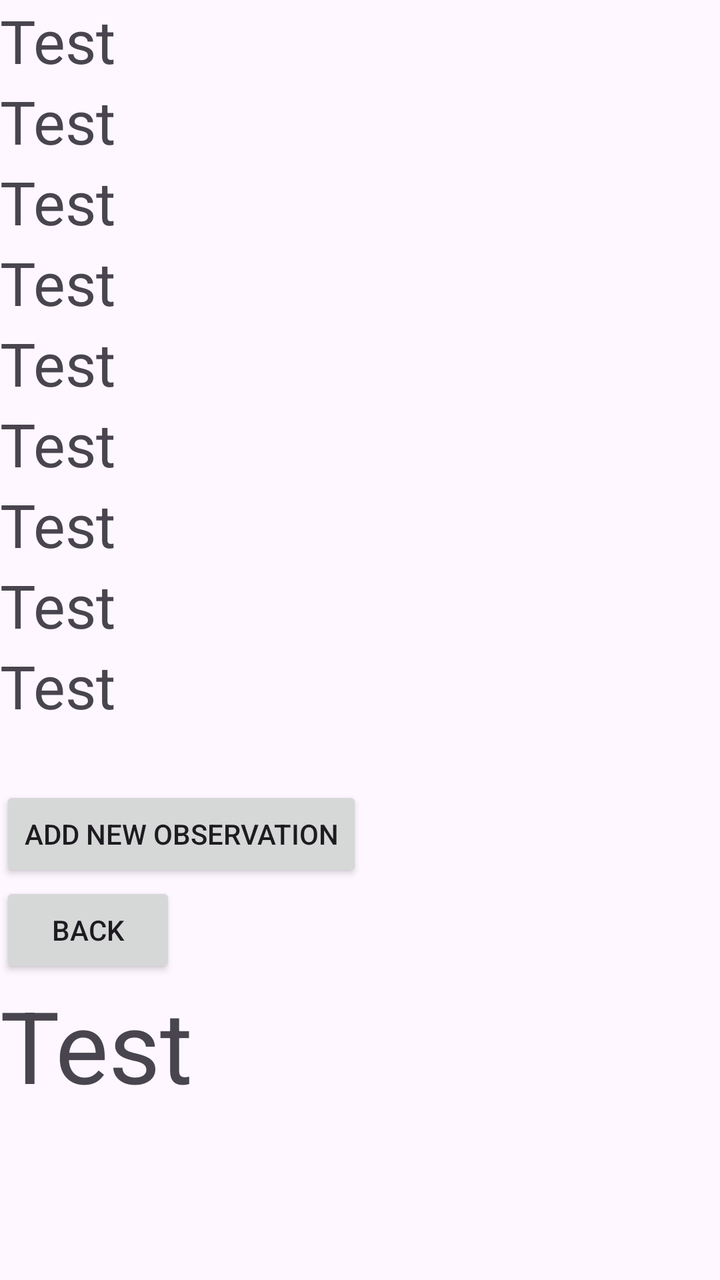
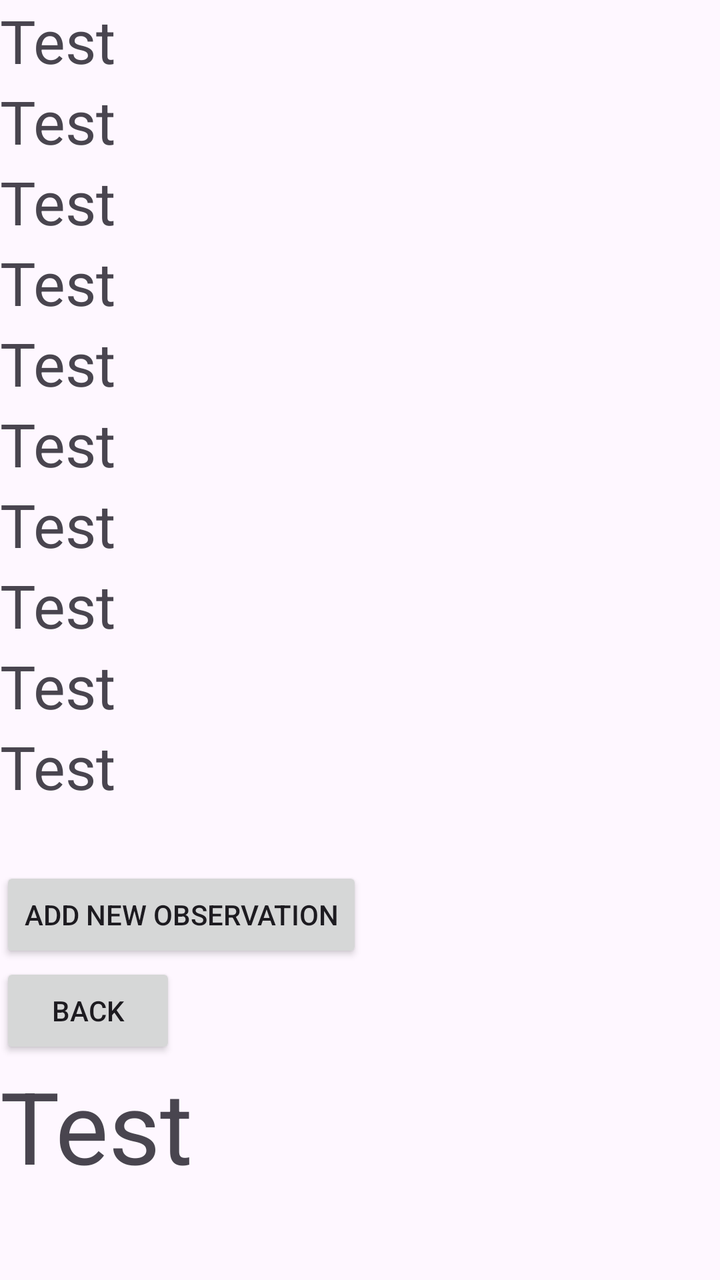

Screens rendered from an Android XML layout before and after an edit, with the pre-edit source and the edit as a unified diff.
<!-- AndroidManifest.xml: application theme Theme.MHIke -->
<!-- res/layout/activity_observation_list.xml -->
<?xml version="1.0" encoding="utf-8"?>
<androidx.constraintlayout.widget.ConstraintLayout xmlns:android="http://schemas.android.com/apk/res/android"
    xmlns:app="http://schemas.android.com/apk/res-auto"
    xmlns:tools="http://schemas.android.com/tools"
    android:layout_width="match_parent"
    android:layout_height="match_parent"
    tools:context=".ObservationListActivity">
<LinearLayout
    android:layout_width="match_parent"
    android:layout_height="match_parent"
    android:orientation="vertical"

    >

    




    <TextView
        android:id="@+id/lbl_Name1"
        android:textSize="30sp"
        android:text="Test"
        android:layout_width="wrap_content"
        android:layout_height="wrap_content"

        />

    <TextView
        android:id="@+id/lbl_Id1"
        android:textSize="30sp"
        android:text="Test"
        android:layout_width="wrap_content"
        android:layout_height="wrap_content"

        />



    <TextView
        android:id="@+id/lbl_Location1"
        android:textSize="30sp"
        android:text="Test"
        android:layout_width="wrap_content"
        android:layout_height="wrap_content"

        />

    <TextView
        android:id="@+id/lbl_Date1"
        android:textSize="30sp"
        android:text="Test"
        android:layout_width="wrap_content"
        android:layout_height="wrap_content"

        />

    <TextView
        android:id="@+id/lbl_Parking1"
        android:textSize="30sp"
        android:text="Test"
        android:layout_width="wrap_content"
        android:layout_height="wrap_content"

        />

    <TextView
        android:id="@+id/lbl_Length1"
        android:textSize="30sp"
        android:text="Test"
        android:layout_width="wrap_content"
        android:layout_height="wrap_content"

        />

    <TextView
        android:id="@+id/lbl_difficulty1"
        android:textSize="30sp"
        android:text="Test"
        android:layout_width="wrap_content"
        android:layout_height="wrap_content"

        />

    <TextView
        android:id="@+id/lbl_diff1"
        android:textSize="30sp"
        android:text="Test"
        android:layout_width="wrap_content"
        android:layout_height="wrap_content"

        />

    <TextView
        android:id="@+id/lbl_Description1"
        android:textSize="30sp"
        android:text="Test"
        android:layout_width="wrap_content"
        android:layout_height="wrap_content"

        />

    

    <LinearLayout
        android:layout_width="match_parent"
        android:layout_height="wrap_content"
        android:orientation="vertical"
        android:layout_marginTop="30dp"
        >
        <Button
            android:id="@+id/btn_AddNewObservation"
            android:layout_width="wrap_content"
            android:layout_height="wrap_content"
            android:text="Add New Observation"


            app:layout_constraintEnd_toEndOf="parent"
            app:layout_constraintStart_toEndOf="@+id/btn_Back"
            tools:layout_editor_absoluteY="50dp" />

        <Button
            android:id="@+id/btn_Back"
            android:layout_width="wrap_content"
            android:layout_height="wrap_content"

            android:text="Back"


            app:layout_constraintEnd_toStartOf="@+id/btn_AddNewObservation"
            app:layout_constraintStart_toStartOf="parent"
            tools:layout_editor_absoluteY="50dp" />

    </LinearLayout>



    <TextView
        android:id="@+id/txt_NoRecord"
        android:layout_width="wrap_content"
        android:layout_height="wrap_content"
        android:gravity="center"
        android:text="Test"
        android:textSize="50sp"
        android:visibility="visible"

        app:layout_constraintEnd_toEndOf="parent"
        app:layout_constraintStart_toStartOf="parent"
        app:layout_constraintTop_toTopOf="@+id/rec_ObservationList" />


    <androidx.recyclerview.widget.RecyclerView
        android:id="@+id/rec_ObservationList"
        android:layout_width="match_parent"
        android:layout_height="match_parent"
        android:layout_marginTop="50dp"

        />

</LinearLayout>



</androidx.constraintlayout.widget.ConstraintLayout>
<!-- resources referenced by this layout -->
<resources>
  <style name="Theme.MHIke" parent="Base.Theme.MHIke" />
  <style name="Base.Theme.MHIke" parent="Theme.Material3.DayNight.NoActionBar">
          
          
      </style>
</resources>

<!-- the commit's change to res/layout/activity_observation_list.xml (unified diff, before → after) -->
@@ -25,6 +25,17 @@
         android:layout_height="wrap_content"
 
         />
+
+
+    <TextView
+        android:id="@+id/lbl_W1"
+        android:textSize="30sp"
+        android:text="Test"
+        android:layout_width="wrap_content"
+        android:layout_height="wrap_content"
+
+        />
+
 
     <TextView
         android:id="@+id/lbl_Id1"
